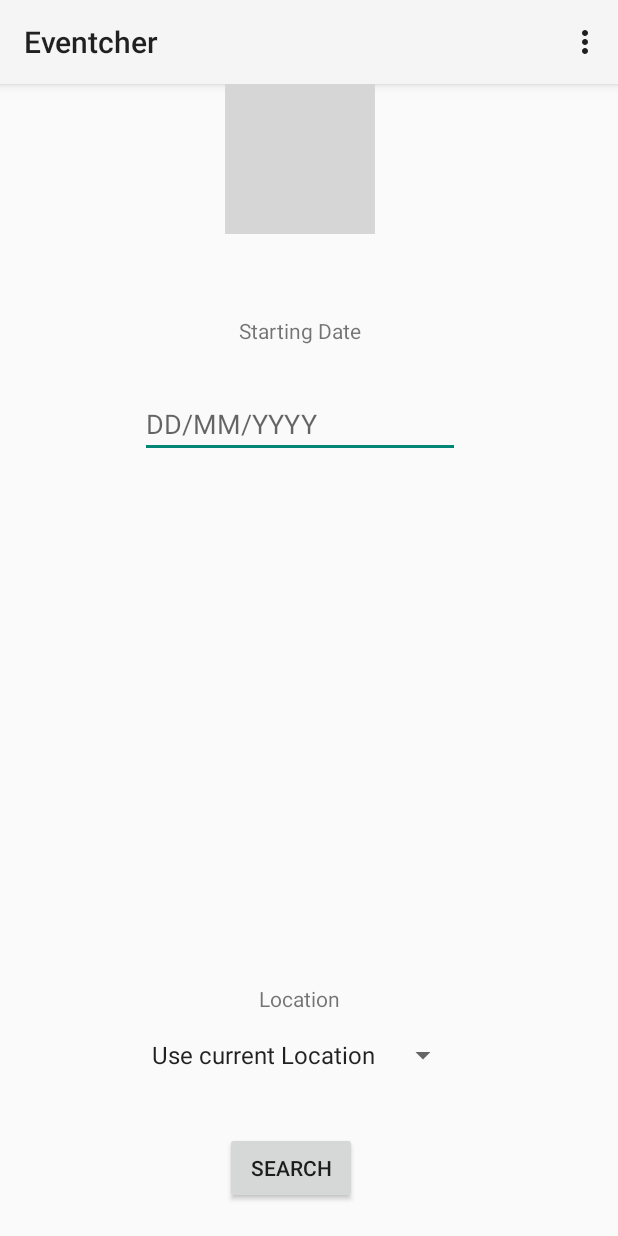
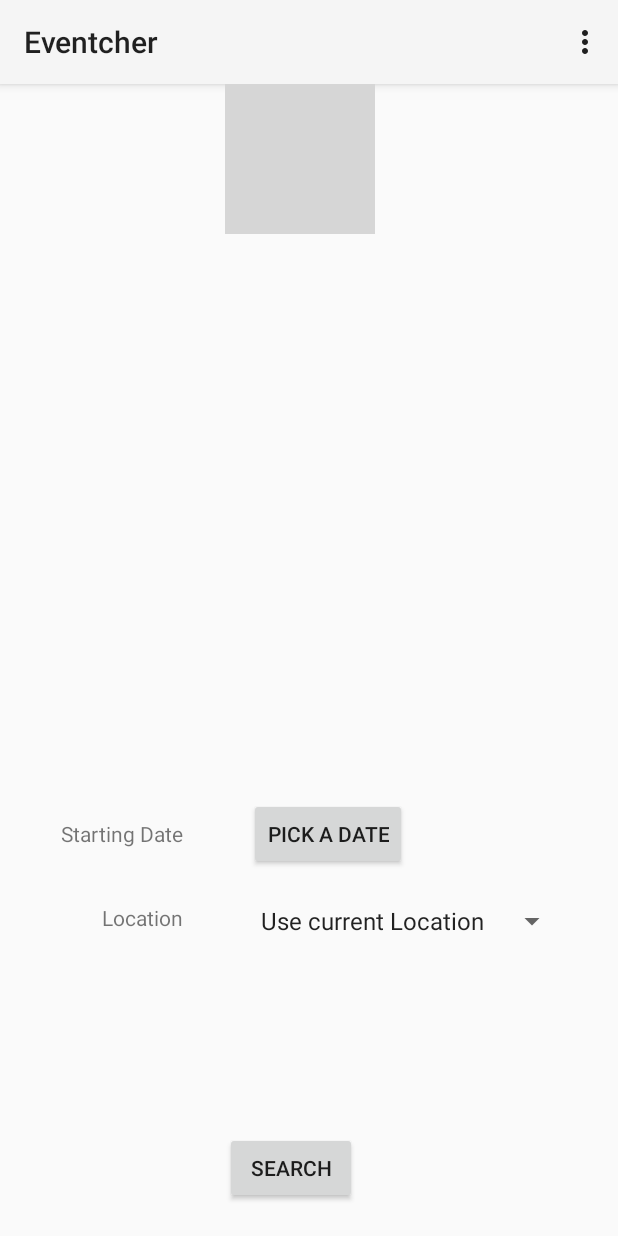
Before and after one commit to Vimal-Raghubir/Eventcher, an Android app: the SecondActivity screen opened directly, with no data from a screen before it, on a phone screen of 412 x 824 dp. Run offline under Robolectric (Android 15) with nearby library versions, the light colour scheme and no system bars; libraries missing offline, so code that uses them is left out: com.facebook, com.facebook.login; plain views replace ProfilePictureView; 9 statements that could not run were skipped; grey boxes are pictures that could not be loaded.

Commit message:
Fixed Date Picker

```diff
--- a/sample/build.gradle
+++ b/sample/build.gradle
@@ -28,8 +28,8 @@ ext {
 }
 
 dependencies {
-    compile "com.android.support:appcompat-v7:${supportLibVersion}"
-    compile "com.android.support:cardview-v7:${supportLibVersion}"
+    compile "com.android.support:appcompat-v7:26.0.2"
+    compile "com.android.support:cardview-v7:26.0.2"
     compile 'com.github.bumptech.glide:glide:4.0.0'
     compile 'com.android.support.constraint:constraint-layout:1.0.2'
     compile 'com.facebook.android:facebook-android-sdk:[4,5)'
--- a/sample/src/main/java/com/yuyakaido/android/cardstackview/sample/SecondActivity.java
+++ b/sample/src/main/java/com/yuyakaido/android/cardstackview/sample/SecondActivity.java
@@ -1,6 +1,7 @@
 package com.yuyakaido.android.cardstackview.sample;
 
 import android.Manifest;
+import android.app.DialogFragment;
 import android.content.Context;
 import android.content.Intent;
 import android.content.pm.PackageManager;
@@ -10,13 +11,16 @@ import android.support.v4.content.ContextCompat;
 import android.support.v7.app.AppCompatActivity;
 import android.os.Bundle;
 import android.util.Log;
+import android.view.KeyEvent;
 import android.view.Menu;
 import android.view.MenuItem;
+import android.view.MotionEvent;
 import android.view.View;
 import android.widget.Button;
 import android.widget.Spinner;
 import android.widget.TextView;
 import android.location.*;
+import android.widget.Toast;
 
 import com.facebook.CallbackManager;
 import com.facebook.AccessToken;
@@ -38,7 +42,7 @@ import java.util.List;
 
 import static android.content.ContentValues.TAG;
 
-public class SecondActivity extends AppCompatActivity {
+public class SecondActivity extends AppCompatActivity implements DatePickerFragment.DatePickerDialogListener {
     private static final int MY_PERMISSIONS_REQUEST_ACCESS_FINE_LOCATION = 1;
     CallbackManager callbackManager;
     AccessTokenTracker accessTokenTracker;
@@ -73,6 +77,9 @@ public class SecondActivity extends AppCompatActivity {
 
         search.setOnClickListener(new View.OnClickListener() {
             public void onClick(View v) {
+
+              //  getLocation();
+
                 findEvents();
             }
         });
@@ -105,6 +112,50 @@ public class SecondActivity extends AppCompatActivity {
         });
         */
 
+      // Here, thisActivity is the current activity
+        if (ContextCompat.checkSelfPermission(this,
+                Manifest.permission.ACCESS_FINE_LOCATION)
+                != PackageManager.PERMISSION_GRANTED) {
+
+            // Should we show an explanation?
+            if (ActivityCompat.shouldShowRequestPermissionRationale( this,
+                    Manifest.permission.ACCESS_FINE_LOCATION)) {
+
+            } else {
+
+                // No explanation needed, we can request the permission.
+                ActivityCompat.requestPermissions( this,
+                        new String[]{Manifest.permission.ACCESS_FINE_LOCATION},
+                        MY_PERMISSIONS_REQUEST_ACCESS_FINE_LOCATION);
+
+            }
+        }
+        else { getPlaces(); }
+
+    Button dateSpinner = (Button) findViewById(R.id.dateSpinner);
+
+    dateSpinner.setOnClickListener(new View.OnClickListener() {
+        @Override
+        public void onClick(View view) {
+            showDatePickerDialog(view);
+        }
+    });
+
+    }
+    public void showDatePickerDialog(View v) {
+        DialogFragment newFragment = new DatePickerFragment();
+        newFragment.show(getFragmentManager(), "Date");
+    }
+
+    public void setButtontext(DialogFragment dialog, String l){
+        Button dateSpinner = (Button) findViewById(R.id.dateSpinner);
+        dateSpinner.setText(l);
+    }
+    private void getLocation(){
+
+        //TODO: get spinner input and set location accordingly
+        //TODo: change date picker to spinner + dialog and set until date
+
         // Here, thisActivity is the current activity
         if (ContextCompat.checkSelfPermission(this,
                 Manifest.permission.ACCESS_FINE_LOCATION)
@@ -124,7 +175,6 @@ public class SecondActivity extends AppCompatActivity {
             }
         }
         else { getPlaces(); }
-
     }
 
     private void findEvents() {
@@ -234,8 +284,8 @@ public class SecondActivity extends AppCompatActivity {
         parameters.putString("type", "event");
         parameters.putString("q", p);
         parameters.putString("fields", "name,description,id,cover,place,end_time,start_time");
-        parameters.putString("since", "2017-11-12");
-        parameters.putString("until", "2017-12-31");
+        parameters.putString("since", "2018-01-08");
+        parameters.putString("until", "2018-01-30");
         parameters.putString("limit", "50");
         request.setParameters(parameters);
         request.executeAsync();
--- a/sample/src/main/res/layout/activity_second.xml
+++ b/sample/src/main/res/layout/activity_second.xml
@@ -29,49 +29,51 @@
         android:id="@+id/textView"
         android:layout_width="200dp"
         android:layout_height="wrap_content"
-        android:layout_alignStart="@+id/editText"
+
         android:layout_below="@+id/profilePicture"
-        android:layout_marginTop="22dp"
-        tools:layout_editor_absoluteX="163dp"
-        tools:layout_editor_absoluteY="171dp" />
+        android:layout_centerHorizontal="true"
+        android:layout_marginTop="21dp" />
 
-    <EditText
-        android:id="@+id/editText"
+    <Spinner
+        android:id="@+id/location"
         android:layout_width="wrap_content"
         android:layout_height="wrap_content"
-        android:layout_below="@+id/textView3"
-        android:layout_centerHorizontal="true"
-        android:layout_marginTop="30dp"
-        android:ems="10"
-        android:hint="DD/MM/YYYY"
-        android:inputType="date" />
 
-    <Spinner
-        android:id="@+id/spinner"
-        android:layout_width="wrap_content"
-        android:layout_height="wrap_content"
-        android:layout_above="@+id/search"
-        android:layout_centerHorizontal="true"
-        android:layout_marginBottom="39dp"
+        android:layout_alignStart="@+id/search"
+        android:layout_alignTop="@+id/textView4"
+        android:layout_marginStart="16dp"
         android:entries="@array/locations_array" />
 
     <TextView
         android:id="@+id/textView3"
         android:layout_width="wrap_content"
         android:layout_height="wrap_content"
-        android:layout_below="@+id/textView"
-        android:layout_centerHorizontal="true"
-        android:layout_marginTop="13dp"
+
+        android:layout_alignBaseline="@+id/dateSpinner"
+        android:layout_alignBottom="@+id/dateSpinner"
+        android:layout_marginEnd="28dp"
+        android:layout_toStartOf="@+id/profilePicture"
         android:text="Starting Date" />
 
     <TextView
         android:id="@+id/textView4"
         android:layout_width="wrap_content"
         android:layout_height="wrap_content"
-        android:layout_above="@+id/spinner"
-        android:layout_centerHorizontal="true"
-        android:layout_marginBottom="16dp"
+        android:layout_above="@+id/search"
+        android:layout_alignEnd="@+id/textView3"
+        android:layout_marginBottom="133dp"
         android:text="Location" />
+
+    <Button
+        android:id="@+id/dateSpinner"
+        android:layout_width="wrap_content"
+        android:layout_height="wrap_content"
+
+
+        android:layout_above="@+id/location"
+        android:layout_alignStart="@+id/location"
+        android:layout_marginBottom="22dp"
+        android:text="Pick a Date" />
 
 
 </RelativeLayout>
```
